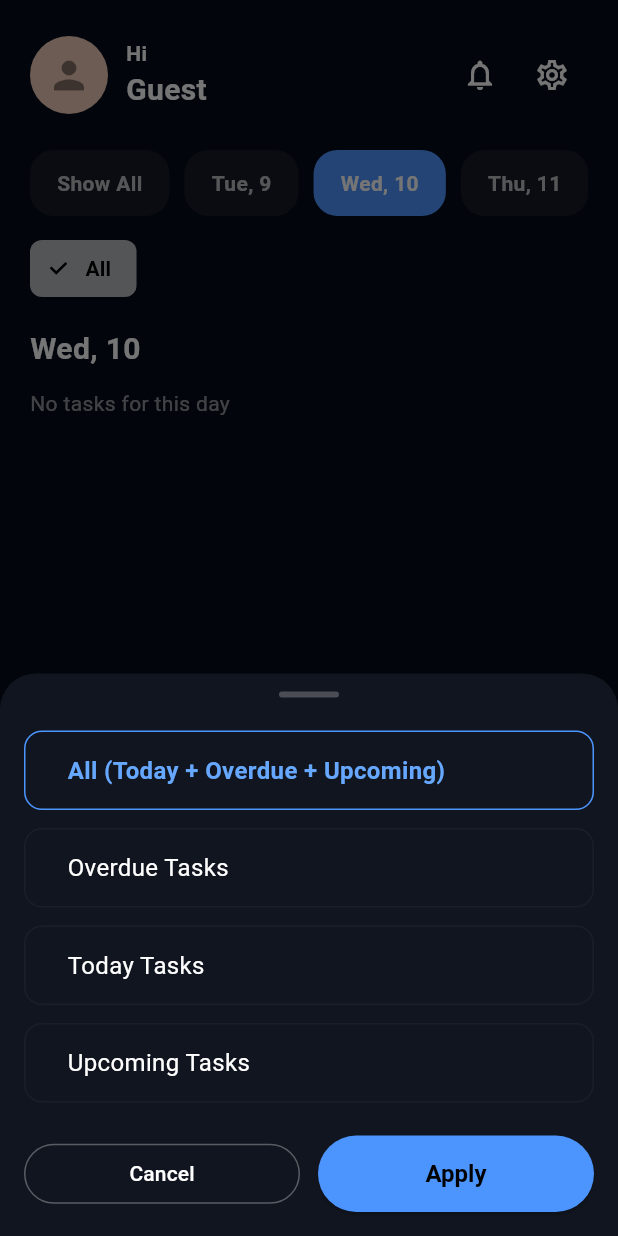
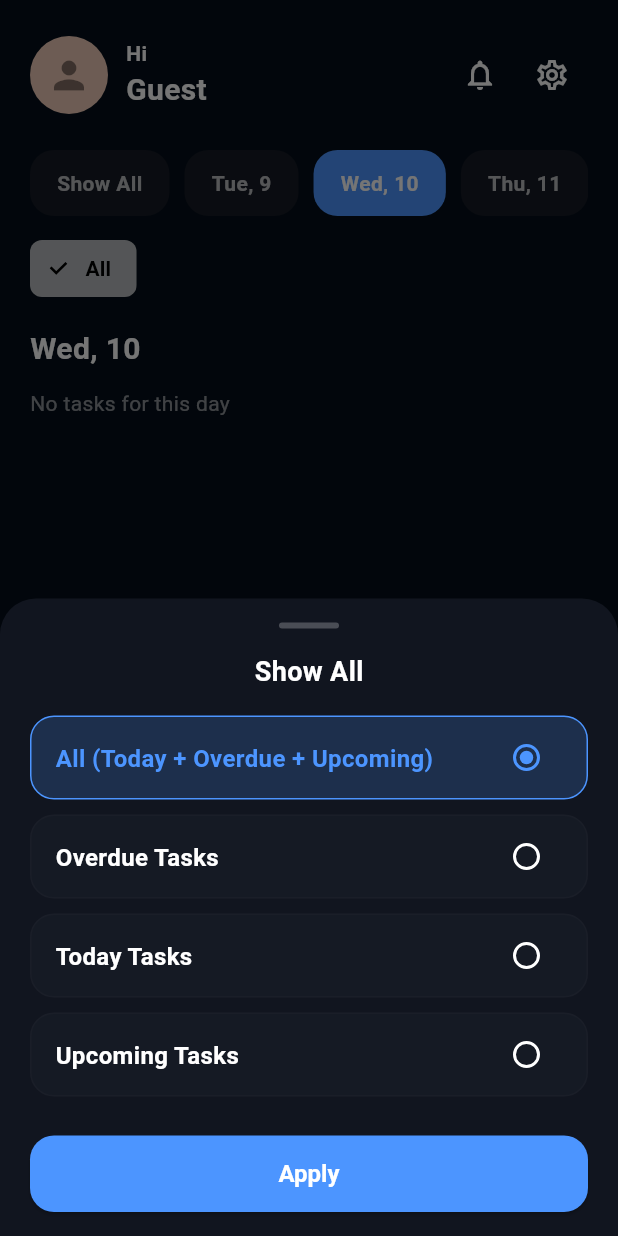
Before and after one commit to AunAbbas-hack/nova_tasks, a Flutter app: the NavigationWrapper screen opened directly, after a tap on "Show All", on a phone screen of 412 x 824 dp. Run offline on Flutter 3.47's test engine with Material 3 defaults, Android fonts, the phone set to English and light mode, and no system bars; our stand-ins replace cloud_firestore, firebase_auth, firebase_core, firebase_messaging, firebase_storage, get and 4 more; accounts and stored records are empty; Roboto replaces fonts that are missing (SFProDisplay).

Commit message:
Language BottomSheet and show All Bottom sheet

```diff
--- a/lib/features/calendar/presentation/views/calendar_screen.dart
+++ b/lib/features/calendar/presentation/views/calendar_screen.dart
@@ -263,8 +263,8 @@ class _NovaTableCalendar extends StatelessWidget {
       ),
 
       daysOfWeekStyle: const DaysOfWeekStyle(
-        weekdayStyle: TextStyle(color: Colors.white54),
-        weekendStyle: TextStyle(color: Colors.white54),
+        weekdayStyle: TextStyle(color: Colors.white,fontSize: 12),
+        weekendStyle: TextStyle(color: Colors.white54,fontSize: 12),
       ),
 
       calendarStyle: CalendarStyle(
--- a/lib/features/home/presentation/views/home_screen.dart
+++ b/lib/features/home/presentation/views/home_screen.dart
@@ -400,64 +400,36 @@ class _ShowAllSection extends StatelessWidget {
 
 
 void _openShowAllSheet(BuildContext context, HomeViewModel vm) {
+  final theme = Theme.of(context);
+  final loc = AppLocalizations.of(context)!;
+
+  final options = [
+    (HomeFilterSubset.all, loc.filterAllTasks),
+    (HomeFilterSubset.overdue, loc.filterOverdueTasks),
+    (HomeFilterSubset.today, loc.filterTodayTasks),
+    (HomeFilterSubset.upcoming, loc.filterUpcomingTasks),
+  ];
+
+  HomeFilterSubset? temp = vm.subset;
+
   showModalBottomSheet<void>(
     context: context,
     backgroundColor: const Color(0xFF11151F),
+    isScrollControlled: true,
     shape: const RoundedRectangleBorder(
       borderRadius: BorderRadius.vertical(top: Radius.circular(24)),
     ),
-    builder: (_) {
-      HomeFilterSubset selected = vm.subset; // temporary selection
-
-      Widget buildOption(String title, HomeFilterSubset value,void Function(void Function()) setStateSheet) {
-        bool isSelected = selected == value;
-
-        return GestureDetector(
-          onTap: () {
-            // (context as Element).markNeedsBuild();
-            // selected = value;
-            setStateSheet((){
-              selected = value;
-            });
-          },
-          child: Container(
-            margin: const EdgeInsets.symmetric(horizontal: 16, vertical: 6),
-            padding: const EdgeInsets.symmetric(vertical: 14, horizontal: 16),
-            decoration: BoxDecoration(
-              border: Border.all(color: isSelected?AppColors.primary:const Color(0xFF1A1E28)),
-              // color: isSelected ? AppColors.primary : const Color(0xFF1A1E28),
-              borderRadius: BorderRadius.circular(12),
-            ),
-            child: Row(
-              children: [
-
-                const SizedBox(width: 12),
-                Expanded(
-                  child: Text(
-                    title,
-                    style: TextStyle(
-                      color: isSelected ? AppColors.primaryBright : Colors.white,
-                      fontSize: 16,
-                      fontWeight:
-                      isSelected ? FontWeight.w700 : FontWeight.w400,
-                    ),
-                  ),
-                ),
-              ],
-            ),
-          ),
-        );
-      }
-
+    builder: (context) {
       return StatefulBuilder(
-        builder: (context, setStateSheet) {
-          final loc=AppLocalizations.of(context)!;
+        builder: (context, setState) {
           return SafeArea(
             top: false,
+            child: Padding(
+              padding: const EdgeInsets.fromLTRB(20, 16, 20, 16),
               child: Column(
                 mainAxisSize: MainAxisSize.min,
                 children: [
-                const SizedBox(height: 12),
+                  // Handle
                   Container(
                     width: 40,
                     height: 4,
@@ -468,72 +440,110 @@ void _openShowAllSheet(BuildContext context, HomeViewModel vm) {
                   ),
                   const SizedBox(height: 16),
 
+                  // Title
+                  AppText(
+                    loc.showAll,
+                    fontSize: 18,
+                    fontWeight: FontWeight.w700,
+                  ),
+                  const SizedBox(height: 16),
 
-
-
-                buildOption(loc.filterAllTasks, HomeFilterSubset.all,setStateSheet),
-                buildOption(loc.filterOverdueTasks, HomeFilterSubset.overdue,setStateSheet),
-                buildOption(loc.filterTodayTasks, HomeFilterSubset.today,setStateSheet),
-                buildOption(loc.filterUpcomingTasks, HomeFilterSubset.upcoming,setStateSheet),
+                  // Filter options - scrollable if needed
+                  ...options.map((option) {
+                    final value = option.$1;
+                    final title = option.$2;
+                    final isSelected = temp == value;
+                    return Padding(
+                      padding: const EdgeInsets.only(bottom: 10),
+                      child: GestureDetector(
+                        onTap: () {
+                          setState(() {
+                            temp = value;
+                          });
+                        },
+                        child: SizedBox(
+                          width: double.infinity,
+                          child: Container(
+                            padding: const EdgeInsets.symmetric(
+                              horizontal: 16,
+                              vertical: 16,
+                            ),
+                            height: 56, // Same height as Save button
+                            decoration: BoxDecoration(
+                              color: isSelected
+                                  ? theme.colorScheme.primary.withOpacity(0.2)
+                                  : const Color(0xFF151A24),
+                              borderRadius: BorderRadius.circular(16),
+                              border: Border.all(
+                                color: isSelected
+                                    ? theme.colorScheme.primary
+                                    : const Color(0xFF1A1E28),
+                                width: 1,
+                              ),
+                            ),
+                            child: Row(
+                              children: [
+                                Expanded(
+                                  child: AppText(
+                                    title,
+                                    fontSize: 16,
+                                    fontWeight: FontWeight.w600,
+                                    color: isSelected
+                                        ? theme.colorScheme.primary
+                                        : Colors.white,
+                                  ),
+                                ),
+                                Radio<HomeFilterSubset>(
+                                  value: value,
+                                  groupValue: temp,
+                                  onChanged: (v) {
+                                    if (v == null) return;
+                                    setState(() {
+                                      temp = v;
+                                    });
+                                  },
+                                  activeColor: theme.colorScheme.primary,
+                                ),
+                              ],
+                            ),
+                          ),
+                        ),
+                      ),
+                    );
+                  }),
 
                   const SizedBox(height: 16),
 
-                // BUTTONS SECTION
-                Padding(
-                  padding: const EdgeInsets.symmetric(horizontal: 16),
-                  child: Row(
-                    children: [
-                      // CANCEL
-                      Expanded(
-                        child: OutlinedButton(
-                          style: OutlinedButton.styleFrom(
-                            side: const BorderSide(color: Colors.white30),
-                            foregroundColor: Colors.white,
-                          ),
+                  // Save button
+                  SizedBox(
+                    width: double.infinity,
+                    child: ElevatedButton(
                       onPressed: () {
+                        if (temp != null) {
+                          vm.setSubset(temp!);
+                        }
                         Navigator.pop(context);
                       },
-                          child:  Text(loc.filterCancelButton),
+                      style: ElevatedButton.styleFrom(
+                        backgroundColor: theme.colorScheme.primary,
+                        foregroundColor: Colors.white,
+                        padding: const EdgeInsets.symmetric(vertical: 16),
+                        shape: RoundedRectangleBorder(
+                          borderRadius: BorderRadius.circular(16),
                         ),
                       ),
-                      const SizedBox(width: 12),
-
-                      // APPLY
-                      Expanded(
-                        child: ElevatedButton(
-                          style: ElevatedButton.styleFrom(
-                            backgroundColor: AppColors.primary,
-                            foregroundColor: Colors.black,
+                      child: Text(
+                        loc.filterApplyButton,
+                        style: const TextStyle(
+                          fontSize: 16,
+                          fontWeight: FontWeight.w600,
+                          color: Colors.white,
                         ),
-                          onPressed: () {
-                            // switch logic
-                            switch (selected) {
-                              case HomeFilterSubset.overdue:
-                                vm.setSubset(HomeFilterSubset.overdue);
-                                break;
-                              case HomeFilterSubset.today:
-                                vm.setSubset(HomeFilterSubset.today);
-                                break;
-                              case HomeFilterSubset.upcoming:
-                                vm.setSubset(HomeFilterSubset.upcoming);
-                                break;
-                              case HomeFilterSubset.all:
-                              default:
-                                vm.setSubset(HomeFilterSubset.all);
-                                break;
-                            }
-
-                            Navigator.pop(context);
-                          },
-                          child:  Text(loc.filterApplyButton),
+                      ),
                     ),
                   ),
                 ],
               ),
-                ),
-
-                const SizedBox(height: 16),
-              ],
             ),
           );
         },
--- a/lib/l10n/app_en.arb
+++ b/lib/l10n/app_en.arb
@@ -312,5 +312,6 @@
 
   "logoutTitle": "Logout",
   "logoutMessage": "Are you sure you want to log out?",
-  "logout": "Logout"
+  "logout": "Logout",
+  "selectLanguage":"Select Language"
 }
--- a/lib/l10n/app_localizations.dart
+++ b/lib/l10n/app_localizations.dart
@@ -1123,6 +1123,12 @@ abstract class AppLocalizations {
   /// In en, this message translates to:
   /// **'Are you sure you want to log out?'**
   String get logoutMessage;
+
+  /// No description provided for @selectLanguage.
+  ///
+  /// In en, this message translates to:
+  /// **'Select Language'**
+  String get selectLanguage;
 }
 
 class _AppLocalizationsDelegate
--- a/lib/l10n/app_localizations_en.dart
+++ b/lib/l10n/app_localizations_en.dart
@@ -540,4 +540,7 @@ class AppLocalizationsEn extends AppLocalizations {
 
   @override
   String get logoutMessage => 'Are you sure you want to log out?';
+
+  @override
+  String get selectLanguage => 'Select Language';
 }
--- a/lib/l10n/app_localizations_ur.dart
+++ b/lib/l10n/app_localizations_ur.dart
@@ -541,4 +541,7 @@ class AppLocalizationsUr extends AppLocalizations {
 
   @override
   String get logoutMessage => 'کیا آپ واقعی لاگ آؤٹ کرنا چاہتے ہیں؟';
+
+  @override
+  String get selectLanguage => 'زبان منتخب کریں۔';
 }
```
Also changed, not shown: lib/data/models/task_model.dart (+1 -8 lines), lib/features/home/presentation/views/widgets/date_chip.dart (+40 -40 lines), lib/features/me/presentation/views/settings_screen.dart (+119 -24 lines), lib/features/tasks/views/add_task_screen.dart (+10 -4 lines), lib/features/tasks/views/task_detail_screen.dart (+10 -3 lines), lib/l10n/app_ur.arb (+22 -21 lines). Lines whose indentation alone changed are shown as unchanged.
